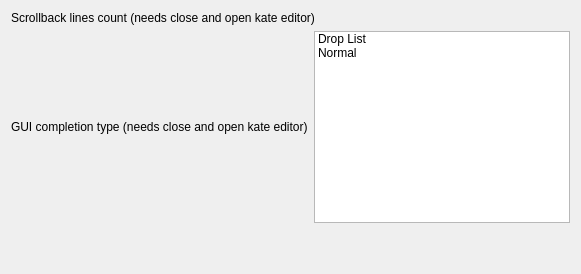
This is addons/kate/pate/src/plugins/python_console_ipython/python_console_ipython.ui in KDE/kate as Qt 5 draws it before an edit. The edited form follows.
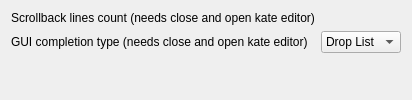
This is the edited form. Custom widgets are drawn as their Qt base class.

Commit message: simplify settings UI: use combobox instead of listview

```diff
--- a/addons/kate/pate/src/plugins/python_console_ipython/python_console_ipython.ui
+++ b/addons/kate/pate/src/plugins/python_console_ipython/python_console_ipython.ui
@@ -2,38 +2,30 @@
 <ui version="4.0">
     <class>pythonConsoleIPythonConfigWidget</class>
     <widget class="QWidget" name="commentarConfigWidget">
-        <layout class="QHBoxLayout" name="horizontalLayout_2">
-            <item>
-                <layout class="QVBoxLayout" name="verticalLayout">
-                    <item>
-                        <layout class="QHBoxLayout" name="horizontalLayout">
-                            <item>
+  <layout class="QFormLayout" name="formLayout">
+   <item row="0" column="0">
                                 <widget class="QLabel" name="label">
                                     <property name="text">
                                         <string>Scrollback lines count (needs close and open kate editor)</string>
                                     </property>
                                 </widget>
                             </item>
-                            <item>
+   <item row="0" column="1">
                                 <widget class="KIntNumInput" name="scrollbackLinesCount">
                                     <property name="value">
                                         <number>1000</number>
                                     </property>
                                 </widget>
                             </item>
-                        </layout>
-                    </item>
-                    <item>
-                        <layout class="QHBoxLayout" name="horizontalLayout">
-                            <item>
+   <item row="1" column="0">
                                 <widget class="QLabel" name="label">
                                     <property name="text">
                                         <string>GUI completion type (needs close and open kate editor)</string>
                                     </property>
                                 </widget>
                             </item>
-                            <item>
-                                <widget class="QListWidget" name="guiCompletionType">
+   <item row="1" column="1">
+    <widget class="QComboBox" name="guiCompletionType">
                                     <item>
                                         <property name="text">
                                             <string>Drop List</string>
@@ -46,9 +38,7 @@
                                     </item>
                                 </widget>
                             </item>
-                        </layout>
-                    </item>
-                    <item>
+   <item row="2" column="0">
                         <spacer name="verticalSpacer">
                             <property name="orientation">
                                 <enum>Qt::Vertical</enum>
@@ -56,12 +46,10 @@
                             <property name="sizeHint" stdset="0">
                                 <size>
                                     <width>20</width>
-                                    <height>40</height>
+       <height>21</height>
                                 </size>
                             </property>
                         </spacer>
-                    </item>
-                </layout>
             </item>
         </layout>
     </widget>
```
Left out of the diff: 2 changed lines with no effect on the pictures. Lines whose indentation alone changed are shown as unchanged. The commit also changes 1 other file.
